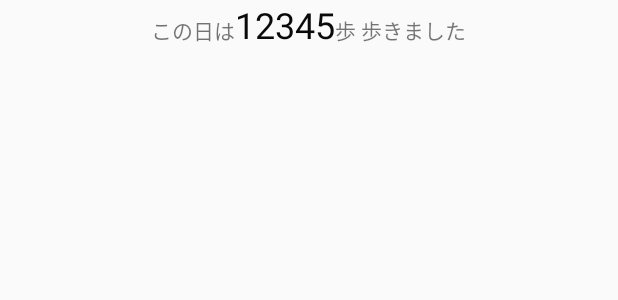
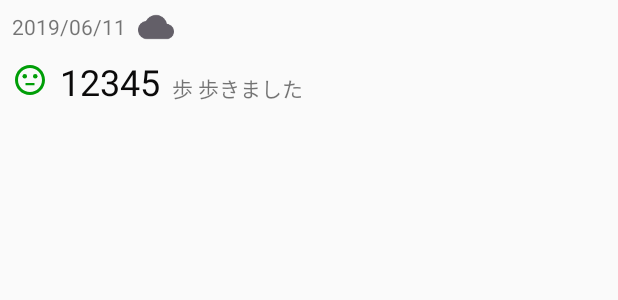
Before and after one commit to le-kamba/qiita_pedometer, an Android app: the layout item_step_log.xml on its own in the app's theme, with its tools: preview values and no code run, on a phone screen of 412 x 824 dp. Shown: the top 300 px of the screen. Run offline under Robolectric (Android 15) with nearby library versions, the phone set to English and light mode, and no system bars.

Commit message:
data classとアイテムレイアウトの変更まで

```diff
--- a/app/build.gradle
+++ b/app/build.gradle
@@ -31,7 +31,7 @@ android {
 
 dependencies {
     implementation fileTree(dir: 'libs', include: ['*.jar'])
-    implementation"org.jetbrains.kotlin:kotlin-stdlib-jdk7:$kotlin_version"
+    implementation "org.jetbrains.kotlin:kotlin-stdlib-jdk7:$kotlin_version"
     implementation 'androidx.appcompat:appcompat:1.1.0-alpha05'
     implementation 'androidx.core:core-ktx:1.2.0-alpha01'
     implementation 'androidx.constraintlayout:constraintlayout:1.1.3'
--- /dev/null
+++ b/app/src/main/res/drawable/ic_cloud_gley_24dp.xml
@@ -0,0 +1,6 @@
+<vector android:height="24dp" android:tint="#635F68"
+        android:viewportHeight="24.0" android:viewportWidth="24.0"
+        android:width="24dp" xmlns:android="http://schemas.android.com/apk/res/android">
+    <path android:fillColor="#FF000000"
+          android:pathData="M19.35,10.04C18.67,6.59 15.64,4 12,4 9.11,4 6.6,5.64 5.35,8.04 2.34,8.36 0,10.91 0,14c0,3.31 2.69,6 6,6h13c2.76,0 5,-2.24 5,-5 0,-2.64 -2.05,-4.78 -4.65,-4.96z"/>
+</vector>
--- /dev/null
+++ b/app/src/main/res/drawable/ic_flare_red_24dp.xml
@@ -0,0 +1,6 @@
+<vector android:height="24dp" android:tint="#FF0000"
+        android:viewportHeight="24.0" android:viewportWidth="24.0"
+        android:width="24dp" xmlns:android="http://schemas.android.com/apk/res/android">
+    <path android:fillColor="#FF000000"
+          android:pathData="M7,11L1,11v2h6v-2zM9.17,7.76L7.05,5.64 5.64,7.05l2.12,2.12 1.41,-1.41zM13,1h-2v6h2L13,1zM18.36,7.05l-1.41,-1.41 -2.12,2.12 1.41,1.41 2.12,-2.12zM17,11v2h6v-2h-6zM12,9c-1.66,0 -3,1.34 -3,3s1.34,3 3,3 3,-1.34 3,-3 -1.34,-3 -3,-3zM14.83,16.24l2.12,2.12 1.41,-1.41 -2.12,-2.12 -1.41,1.41zM5.64,16.95l1.41,1.41 2.12,-2.12 -1.41,-1.41 -2.12,2.12zM11,23h2v-6h-2v6z"/>
+</vector>
--- /dev/null
+++ b/app/src/main/res/drawable/ic_grain_gley_24dp.xml
@@ -0,0 +1,6 @@
+<vector android:height="24dp" android:tint="#635F68"
+        android:viewportHeight="24.0" android:viewportWidth="24.0"
+        android:width="24dp" xmlns:android="http://schemas.android.com/apk/res/android">
+    <path android:fillColor="#FF000000"
+          android:pathData="M10,12c-1.1,0 -2,0.9 -2,2s0.9,2 2,2 2,-0.9 2,-2 -0.9,-2 -2,-2zM6,8c-1.1,0 -2,0.9 -2,2s0.9,2 2,2 2,-0.9 2,-2 -0.9,-2 -2,-2zM6,16c-1.1,0 -2,0.9 -2,2s0.9,2 2,2 2,-0.9 2,-2 -0.9,-2 -2,-2zM18,8c1.1,0 2,-0.9 2,-2s-0.9,-2 -2,-2 -2,0.9 -2,2 0.9,2 2,2zM14,16c-1.1,0 -2,0.9 -2,2s0.9,2 2,2 2,-0.9 2,-2 -0.9,-2 -2,-2zM18,12c-1.1,0 -2,0.9 -2,2s0.9,2 2,2 2,-0.9 2,-2 -0.9,-2 -2,-2zM14,8c-1.1,0 -2,0.9 -2,2s0.9,2 2,2 2,-0.9 2,-2 -0.9,-2 -2,-2zM10,4c-1.1,0 -2,0.9 -2,2s0.9,2 2,2 2,-0.9 2,-2 -0.9,-2 -2,-2z"/>
+</vector>
--- /dev/null
+++ b/app/src/main/res/drawable/ic_sentiment_neutral_green_24dp.xml
@@ -0,0 +1,9 @@
+<vector android:height="24dp" android:tint="#009E07"
+        android:viewportHeight="24.0" android:viewportWidth="24.0"
+        android:width="24dp" xmlns:android="http://schemas.android.com/apk/res/android">
+    <path android:fillColor="#FF000000" android:pathData="M9,14h6v1.5H9z"/>
+    <path android:fillColor="#FF000000" android:pathData="M15.5,9.5m-1.5,0a1.5,1.5 0,1 1,3 0a1.5,1.5 0,1 1,-3 0"/>
+    <path android:fillColor="#FF000000" android:pathData="M8.5,9.5m-1.5,0a1.5,1.5 0,1 1,3 0a1.5,1.5 0,1 1,-3 0"/>
+    <path android:fillColor="#FF000000"
+          android:pathData="M11.99,2C6.47,2 2,6.48 2,12s4.47,10 9.99,10C17.52,22 22,17.52 22,12S17.52,2 11.99,2zM12,20c-4.42,0 -8,-3.58 -8,-8s3.58,-8 8,-8 8,3.58 8,8 -3.58,8 -8,8z"/>
+</vector>
--- /dev/null
+++ b/app/src/main/res/drawable/ic_sentiment_very_satisfied_pink_24dp.xml
@@ -0,0 +1,6 @@
+<vector android:height="24dp" android:tint="#FF07F8"
+        android:viewportHeight="24.0" android:viewportWidth="24.0"
+        android:width="24dp" xmlns:android="http://schemas.android.com/apk/res/android">
+    <path android:fillColor="#FF000000"
+          android:pathData="M11.99,2C6.47,2 2,6.47 2,12s4.47,10 9.99,10S22,17.53 22,12 17.52,2 11.99,2zM12,20c-4.42,0 -8,-3.58 -8,-8s3.58,-8 8,-8 8,3.58 8,8 -3.58,8 -8,8zM13,9.94L14.06,11l1.06,-1.06L16.18,11l1.06,-1.06 -2.12,-2.12zM8.88,9.94L9.94,11 11,9.94 8.88,7.82 6.76,9.94 7.82,11zM12,17.5c2.33,0 4.31,-1.46 5.11,-3.5L6.89,14c0.8,2.04 2.78,3.5 5.11,3.5z"/>
+</vector>
--- /dev/null
+++ b/app/src/main/res/drawable/ic_wb_sunny_yellow_24dp.xml
@@ -0,0 +1,6 @@
+<vector android:height="24dp" android:tint="#FF9800"
+        android:viewportHeight="24.0" android:viewportWidth="24.0"
+        android:width="24dp" xmlns:android="http://schemas.android.com/apk/res/android">
+    <path android:fillColor="#FF000000"
+          android:pathData="M6.76,4.84l-1.8,-1.79 -1.41,1.41 1.79,1.79 1.42,-1.41zM4,10.5L1,10.5v2h3v-2zM13,0.55h-2L11,3.5h2L13,0.55zM20.45,4.46l-1.41,-1.41 -1.79,1.79 1.41,1.41 1.79,-1.79zM17.24,18.16l1.79,1.8 1.41,-1.41 -1.8,-1.79 -1.4,1.4zM20,10.5v2h3v-2h-3zM12,5.5c-3.31,0 -6,2.69 -6,6s2.69,6 6,6 6,-2.69 6,-6 -2.69,-6 -6,-6zM11,22.45h2L13,19.5h-2v2.95zM3.55,18.54l1.41,1.41 1.79,-1.8 -1.41,-1.41 -1.79,1.8z"/>
+</vector>
--- a/app/src/main/res/layout/item_step_log.xml
+++ b/app/src/main/res/layout/item_step_log.xml
@@ -1,18 +1,21 @@
 <?xml version="1.0" encoding="utf-8"?>
-<FrameLayout xmlns:android="http://schemas.android.com/apk/res/android" xmlns:tools="http://schemas.android.com/tools"
+<androidx.constraintlayout.widget.ConstraintLayout
+        xmlns:android="http://schemas.android.com/apk/res/android" xmlns:app="http://schemas.android.com/apk/res-auto"
+        xmlns:tools="http://schemas.android.com/tools"
         android:orientation="horizontal"
         android:layout_width="match_parent"
         android:layout_height="wrap_content">
 
-    <LinearLayout
-            android:orientation="horizontal"
+    <TextView
             android:layout_width="wrap_content"
             android:layout_height="wrap_content"
-            android:layout_gravity="center_horizontal">
-        <TextView
-                android:text="@string/label_log_prefix"
-                android:layout_width="wrap_content"
-                android:layout_height="wrap_content"/>
+            android:id="@+id/dateTextView"
+            tools:text="2019/06/11"
+            app:layout_constraintStart_toStartOf="parent"
+            android:layout_marginStart="8dp"
+            app:layout_constraintTop_toTopOf="parent"
+            android:layout_marginTop="8dp"/>
+
     <TextView
             android:text=""
             android:layout_width="wrap_content"
@@ -20,10 +23,41 @@
             android:id="@+id/stepTextView"
             android:textSize="24sp"
             android:textColor="#0B0A0A"
-                tools:text="12345"/>
+            tools:text="12345"
+            app:layout_constraintStart_toEndOf="@+id/levelImageView"
+            android:layout_marginStart="8dp"
+            android:layout_marginTop="8dp"
+            app:layout_constraintTop_toBottomOf="@+id/weatherImageView"/>
     <TextView
             android:text="@string/label_log_suffix"
             android:layout_width="wrap_content"
-                android:layout_height="wrap_content"/>
-    </LinearLayout>
-</FrameLayout>
+            android:layout_height="wrap_content"
+            app:layout_constraintStart_toEndOf="@+id/stepTextView"
+            app:layout_constraintBottom_toBottomOf="parent"
+            android:id="@+id/suffixTextView"
+            android:layout_marginStart="8dp"
+            android:elevation="0dp"
+            android:layout_marginTop="8dp"
+            app:layout_constraintTop_toTopOf="@+id/stepTextView"/>
+    <ImageView
+            android:layout_width="wrap_content"
+            android:layout_height="wrap_content"
+            tools:src="@drawable/ic_cloud_gley_24dp"
+            android:id="@+id/weatherImageView"
+            app:layout_constraintTop_toTopOf="parent"
+            app:layout_constraintBottom_toBottomOf="@+id/dateTextView"
+            app:layout_constraintStart_toEndOf="@+id/dateTextView"
+            android:layout_marginStart="8dp"
+            android:layout_marginTop="8dp"/>
+    <ImageView
+            android:layout_width="wrap_content"
+            android:layout_height="wrap_content"
+            tools:src="@drawable/ic_sentiment_neutral_green_24dp"
+            android:id="@+id/levelImageView"
+            app:layout_constraintStart_toStartOf="parent"
+            android:layout_marginStart="8dp"
+            app:layout_constraintBottom_toBottomOf="parent"
+            android:layout_marginTop="8dp"
+            app:layout_constraintTop_toBottomOf="@+id/dateTextView"
+    />
+</androidx.constraintlayout.widget.ConstraintLayout>
```
Also changed, not shown: app/src/main/java/jp/les/kasa/sample/mykotlinapp/InputDialogFragment.kt (+9 -1 lines), app/src/main/java/jp/les/kasa/sample/mykotlinapp/MainActivity.kt (+13 -4 lines), app/src/main/java/jp/les/kasa/sample/mykotlinapp/MainViewModel.kt (+4 -3 lines), app/src/main/java/jp/les/kasa/sample/mykotlinapp/data/StepCountLog.kt (added, +25 -0 lines), app/src/main/res/drawable/ic_iconmonstr_umbrella_1.xml (added, +9 -0 lines), app/src/main/res/drawable/ic_iconmonstr_weather_64.xml (added, +9 -0 lines), app/src/main/res/drawable/ic_sentiment_dissatisfied_black_24dp.xml (added, +15 -0 lines), app/src/main/res/layout/activity_icon_preview.xml (added, +163 -0 lines). Lines whose indentation alone changed are shown as unchanged.
